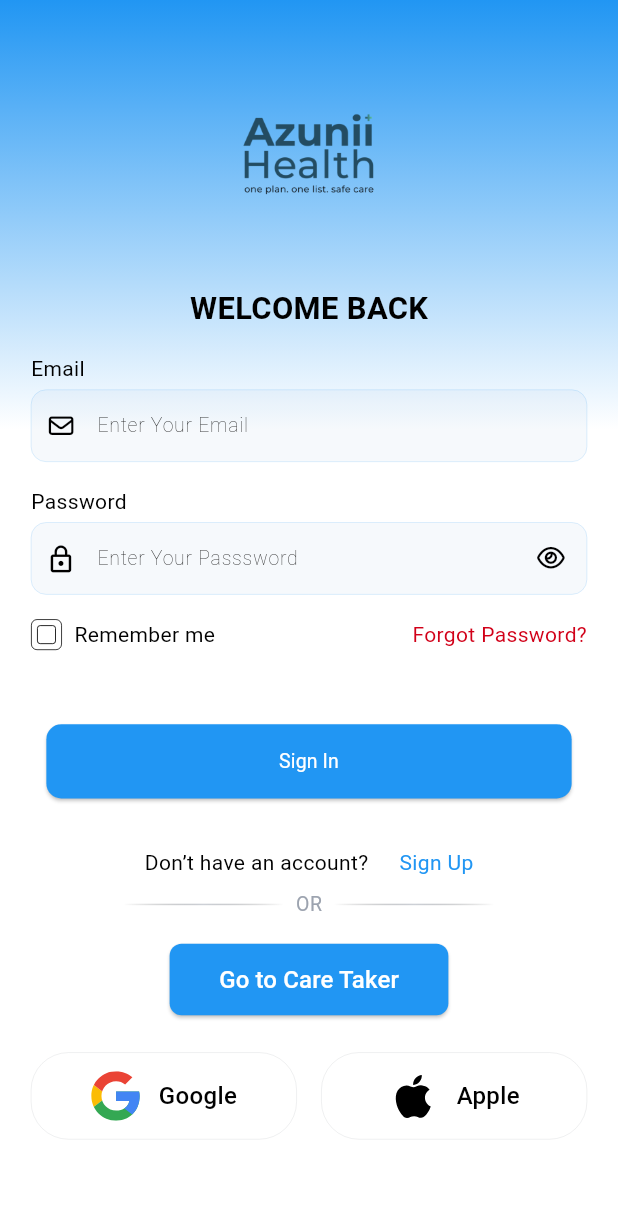
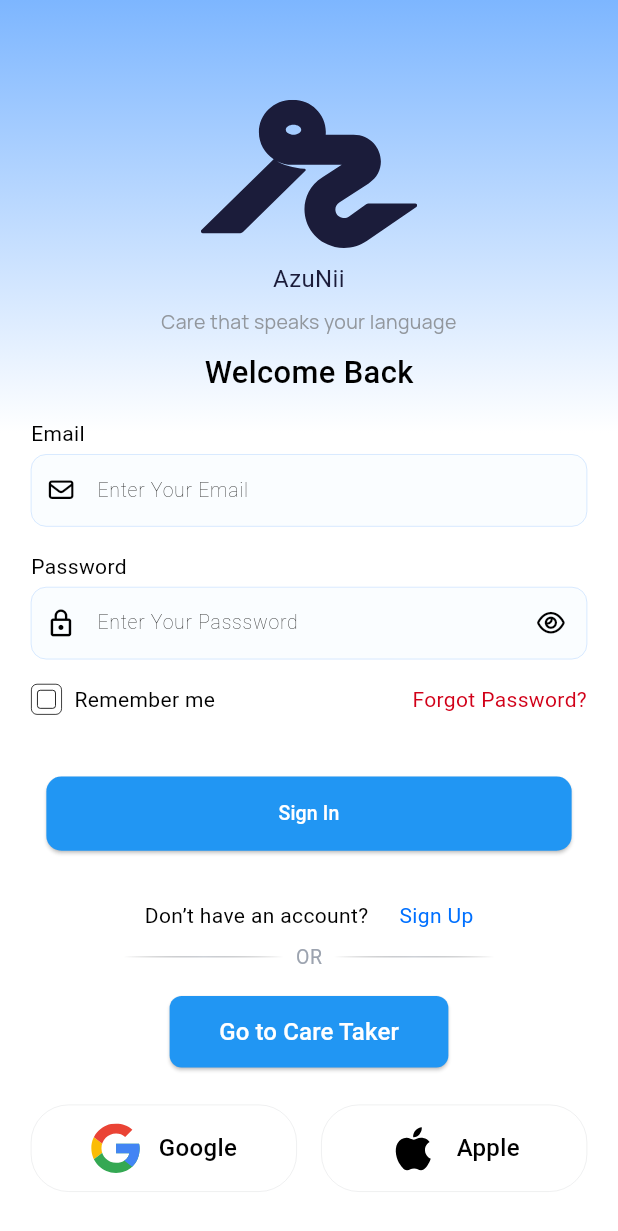
Before and after one commit to Hafiz313/azunii_health_care, a Flutter app: the screen it shows after launch, on a phone screen of 412 x 824 dp. Shown: the top 1231 px of the screen. Run offline on Flutter 3.47's test engine with Material 3 defaults, Android fonts, the phone set to English and light mode, and no system bars; our stand-ins replace flutter_easyloading, flutter_svg, font_awesome_flutter, get, get_storage, google_fonts and 3 more; missing offline and left inert: stylish_dialog; Roboto replaces fonts that are missing (Michroma, Satoshi); project files that could hold a hidden picture were left out.

Commit message:
updated assets and fonts

```diff
--- a/lib/consts/assets.dart
+++ b/lib/consts/assets.dart
@@ -38,4 +38,5 @@ class AppAssets {
   static const String visits = 'assets/svg/visits.svg';
   static const String googleIcon = 'assets/icons/google.svg';
   static const String appleIcon = 'assets/icons/apple.svg';
+  static const String forgetsvg = 'assets/svg/forget.svg';
 }
--- a/lib/consts/colors.dart
+++ b/lib/consts/colors.dart
@@ -1,8 +1,10 @@
 import 'package:flutter/material.dart';
 
 class AppColors {
-  static const Color primary = Colors.blue;
+  static const Color primary = Color(0xFF0070FF);
   static const Color white = Color(0xFFffffff);
+
+  static const Color gradientColor = Color(0xFF7DB6FF);
   static const Color homeBG = Color(0xFFf8f8f8);
   static const Color yellow = Color(0xFFF8E300);
   static const Color primaryLight = Color(0xFF535483);
@@ -28,7 +30,7 @@ class AppColors {
   static const Color deleteColor = Color(0xFFFF605D);
 
   static const Color scaffoldGradiant1 = Color(0xFF202151);
-  static Color cardsColor = Color.fromARGB(184, 77, 128, 187).withOpacity(0.05);
+  static Color cardsColor = Color(0x80A6D4FF).withOpacity(0.05);
   static const Color dialogBackGroundColor = Color(0xFF3D3F75);
 
   // Additional colors for home screen
@@ -42,4 +44,5 @@ class AppColors {
   static const Color lightPurple = Color(0xFFE1BEE7);
   static const Color lightOrange = Color(0xFFFFE0B2);
   static const Color alertRed = Color(0xFFFFEBEE);
+  static const Color darkNavy = Color(0xFF1B1C3A);
 }
--- a/lib/consts/lang.dart
+++ b/lib/consts/lang.dart
@@ -5,7 +5,12 @@ class Lang {
   static const int zero = 0;
 
   //String Constants
-  static const String appName = '';
+  static const String appName = 'AzuNii';
+  static const String appSlang = 'Care that speaks your language';
+  static const String welcomeBack = 'Welcome Back';
+  static const String welcomeyou = 'Welcome you';
+  static const String forgetPassword = 'Forgot Passoword';
+
   static const String email = 'Email';
   static const String splashText =
       'User friendly, simple, easy, few clicks to run payroll';
@@ -150,8 +155,7 @@ class Lang {
   static const String employeeRegisteredEmail = 'Employee Email';
   static const String createNewAccount = 'CREATE NEW ACCOUNT';
   static const String enterOtpCode = 'Enter OTP Code';
-  static const String welcomeBack = 'WELCOME BACK';
-  static const String forgetPassword = 'Forget Password';
+
   static const String restPassword = 'Rest Password';
   static const String signIn = 'Sign In';
   static const String password = 'Password';
@@ -274,19 +278,30 @@ class Lang {
   // FAQ Screen
   static const String faq = 'FAQ';
   static const String faqQuestion1 = 'How do I add a new medical visit?';
-  static const String faqAnswer1 = 'To add a new visit, go to your Dashboard and tap "Add Visit". Then enter your provider\'s name, specialty, date of visit, and any notes or documents. It\'s a good idea to add your visit when you\'re done. Tap "Save". Your visit will appear in your Timeline automatically!';
-  static const String faqQuestion2 = 'How do I create a new AzuNii Health account?';
-  static const String faqAnswer2 = 'You can create a new account by downloading the app and following the registration process. Enter your personal information and verify your email address.';
-  static const String faqQuestion3 = 'Is my health information safe in AzuNii Health?';
-  static const String faqAnswer3 = 'Yes, your health information is protected with industry-standard encryption and security measures. We comply with all healthcare privacy regulations.';
+  static const String faqAnswer1 =
+      'To add a new visit, go to your Dashboard and tap "Add Visit". Then enter your provider\'s name, specialty, date of visit, and any notes or documents. It\'s a good idea to add your visit when you\'re done. Tap "Save". Your visit will appear in your Timeline automatically!';
+  static const String faqQuestion2 =
+      'How do I create a new AzuNii Health account?';
+  static const String faqAnswer2 =
+      'You can create a new account by downloading the app and following the registration process. Enter your personal information and verify your email address.';
+  static const String faqQuestion3 =
+      'Is my health information safe in AzuNii Health?';
+  static const String faqAnswer3 =
+      'Yes, your health information is protected with industry-standard encryption and security measures. We comply with all healthcare privacy regulations.';
   static const String faqQuestion4 = 'How is my data protected?';
-  static const String faqAnswer4 = 'Your data is encrypted both in transit and at rest. We use secure servers and follow strict privacy protocols to ensure your information remains confidential.';
-  static const String faqQuestion5 = 'Can I delete my account and data permanently?';
-  static const String faqAnswer5 = 'Yes, you can permanently delete your account and all associated data through the settings menu. This action cannot be undone.';
-  static const String faqQuestion6 = 'How can I see all my visits and medications in one place?';
-  static const String faqAnswer6 = 'Use the Timeline view to see all your visits and medications chronologically. You can also access the Summary section for a comprehensive overview.';
+  static const String faqAnswer4 =
+      'Your data is encrypted both in transit and at rest. We use secure servers and follow strict privacy protocols to ensure your information remains confidential.';
+  static const String faqQuestion5 =
+      'Can I delete my account and data permanently?';
+  static const String faqAnswer5 =
+      'Yes, you can permanently delete your account and all associated data through the settings menu. This action cannot be undone.';
+  static const String faqQuestion6 =
+      'How can I see all my visits and medications in one place?';
+  static const String faqAnswer6 =
+      'Use the Timeline view to see all your visits and medications chronologically. You can also access the Summary section for a comprehensive overview.';
   static const String faqQuestion7 = 'What is the "Timeline View"?';
-  static const String faqAnswer7 = 'The Timeline View shows all your health events in chronological order, including visits, medications, and important health milestones.';
+  static const String faqAnswer7 =
+      'The Timeline View shows all your health events in chronological order, including visits, medications, and important health milestones.';
 
   // Medication Screen - Additional constants
   static const String paracetamol = 'Paracetamol';
@@ -301,7 +316,8 @@ class Lang {
   static const String writeYourNote = 'Write your Note';
   static const String previousNotes = 'Previous Notes';
   static const String generalHealth = 'General Health';
-  static const String patientReportedFeeling = 'Patient reported feeling more energetic today. Completed morning walk without shortness of breath. Blood pressure reading was 128/62';
+  static const String patientReportedFeeling =
+      'Patient reported feeling more energetic today. Completed morning walk without shortness of breath. Blood pressure reading was 128/62';
   static const String addedBySarahJohnson = 'Added by Sarah Johnson (Spouse)';
 
   // Settings Screen
@@ -328,6 +344,8 @@ class Lang {
   static const String plainLanguageSummary = 'Plain-Language Summary';
 
   static const String pleaseEnterValidEmail = 'Please enter a valid Email';
+  static const String pleaseEnterYourEmail = 'Please enter your email';
+  static const String pleaseEnterCorrectEmail = 'Please enter correct email';
   static const String verifyPassword = 'Verify Password';
   static const String enterYourFullName = 'Enter Your Full Name';
   static const String google = 'Google';
--- a/lib/views/auth/Otp/otp_forget_view.dart
+++ b/lib/views/auth/Otp/otp_forget_view.dart
@@ -7,6 +7,7 @@ import 'package:azunii_health_care/views/widget/text.dart';
 import 'package:flutter/gestures.dart';
 import 'package:flutter/material.dart';
 import 'package:flutter/services.dart';
+import 'package:flutter_svg/flutter_svg.dart';
 import 'package:font_awesome_flutter/font_awesome_flutter.dart';
 import 'package:get/get.dart';
 import '../../../consts/assets.dart';
@@ -32,7 +33,7 @@ class OtpForgetView extends StatelessWidget {
             child: Column(
               children: [
                 SizedBox(height: context.percentHeight * 8.0),
-                Image.asset(AppAssets.logo, width: context.percentWidth * 40.0),
+                SvgPicture.asset(AppAssets.logoMain, width: context.percentWidth * 40.0),
                 Container(
                   margin: EdgeInsets.symmetric(
                     vertical: context.percentHeight * 4.0,
--- a/lib/views/auth/Otp/otp_signup_view.dart
+++ b/lib/views/auth/Otp/otp_signup_view.dart
@@ -7,6 +7,7 @@ import 'package:azunii_health_care/views/widget/text.dart';
 import 'package:flutter/gestures.dart';
 import 'package:flutter/material.dart';
 import 'package:flutter/services.dart';
+import 'package:flutter_svg/flutter_svg.dart';
 import 'package:font_awesome_flutter/font_awesome_flutter.dart';
 import 'package:get/get.dart';
 import '../../../consts/assets.dart';
@@ -35,8 +36,8 @@ class OtpSignUpView extends StatelessWidget {
             child: Column(
               children: [
                 SizedBox(height: context.percentHeight * 8.0),
-                Image.asset(
-                  AppAssets.logo,
+                SvgPicture.asset(
+                  AppAssets.logoMain,
                   width: context.percentWidth * 40.0,
                 ),
                 Container(
--- a/lib/views/auth/Otp/otp_view.dart
+++ b/lib/views/auth/Otp/otp_view.dart
@@ -6,6 +6,7 @@ import 'package:azunii_health_care/views/widget/text.dart';
 import 'package:flutter/gestures.dart';
 import 'package:flutter/material.dart';
 import 'package:flutter/services.dart';
+import 'package:flutter_svg/flutter_svg.dart';
 import 'package:font_awesome_flutter/font_awesome_flutter.dart';
 import 'package:get/get.dart';
 import '../../../consts/assets.dart';
@@ -34,7 +35,7 @@ class OtpView extends StatelessWidget {
             child: Column(
               children: [
                 SizedBox(height: context.percentHeight * 8.0),
-                Image.asset(AppAssets.logo, width: context.percentWidth * 40.0),
+                SvgPicture.asset(AppAssets.logoMain, width: context.percentWidth * 40.0),
                 Container(
                   margin: EdgeInsets.symmetric(
                     vertical: context.percentHeight * 4.0,
--- a/lib/views/auth/login/login_view.dart
+++ b/lib/views/auth/login/login_view.dart
@@ -6,6 +6,7 @@ import 'package:azunii_health_care/views/auth/login/login_widgets.dart';
 import 'package:azunii_health_care/views/auth/sing_up/signup_view.dart';
 import 'package:flutter/material.dart';
 import 'package:get/get.dart';
+import 'package:google_fonts/google_fonts.dart';
 import 'dart:io';
 import 'package:local_auth/local_auth.dart';
 import '../../../consts/colors.dart';
@@ -30,27 +31,27 @@ class _LoginViewState extends State<LoginView> {
   @override
   void initState() {
     super.initState();
-    _checkBiometrics();
+    //  _checkBiometrics();
   }
 
-  Future<void> _checkBiometrics() async {
-    try {
-      bool canCheck = await auth.canCheckBiometrics;
-      List<BiometricType> available = await auth.getAvailableBiometrics();
-      if (mounted) {
-        setState(() {
-          _showFingerprint =
-              canCheck && available.contains(BiometricType.fingerprint);
-          _showFace = canCheck && available.contains(BiometricType.face);
-        });
-      }
-    } catch (e) {
-      setState(() {
-        _showFingerprint = false;
-        _showFace = false;
-      });
-    }
-  }
+  // Future<void> _checkBiometrics() async {
+  //   try {
+  //     bool canCheck = await auth.canCheckBiometrics;
+  //     List<BiometricType> available = await auth.getAvailableBiometrics();
+  //     if (mounted) {
+  //       setState(() {
+  //         _showFingerprint =
+  //             canCheck && available.contains(BiometricType.fingerprint);
+  //         _showFace = canCheck && available.contains(BiometricType.face);
+  //       });
+  //     }
+  //   } catch (e) {
+  //     setState(() {
+  //       _showFingerprint = false;
+  //       _showFace = false;
+  //     });
+  //   }
+  // }
 
   Future<void> _authenticateAndLogin(BuildContext context) async {
     try {
@@ -90,8 +91,11 @@ class _LoginViewState extends State<LoginView> {
           child: Column(
             crossAxisAlignment: CrossAxisAlignment.center,
             children: [
+              SizedBox(
+                height: context.screenHeight * 0.03,
+              ),
               LoginWidgets.buildLogo(context),
-              SizedBox(height: context.percentHeight * 3.0),
+              SizedBox(height: context.percentHeight * 1.0),
               _buildFormContainer(context),
               SizedBox(
                 height: context.percentHeight * 2.0,
@@ -116,9 +120,9 @@ class _LoginViewState extends State<LoginView> {
         child: Column(children: [
           Text(
             Lang.welcomeBack,
-            style: TextStyle(
+            style: GoogleFonts.michroma(
               fontSize: context.percentHeight * 2.5,
-              fontWeight: FontWeight.bold,
+              fontWeight: FontWeight.w500,
               color: AppColors.blackColor,
             ),
           ),
@@ -138,48 +142,48 @@ class _LoginViewState extends State<LoginView> {
                     SizedBox(height: context.percentHeight * 2.0),
                     // Biometric login button
                     // if (Platform.isAndroid)
-                    if (Platform.isAndroid && _showFingerprint)
-                      Column(
-                        children: [
-                          Icon(Icons.fingerprint,
-                              size: context.percentHeight * 5,
-                              color: AppColors.primary),
-                          SizedBox(height: context.percentHeight * 1),
-                          GestureDetector(
-                            onTap: () => _authenticateAndLogin(context),
-                            child: const Text(
-                              'Login with Fingerprint',
-                              style: TextStyle(
-                                fontWeight: FontWeight.bold,
-                                color: AppColors.primary,
-                              ),
-                            ),
-                          ),
-                          SizedBox(height: context.percentHeight * 2.0),
-                        ],
-                      ),
+                    // if (Platform.isAndroid && _showFingerprint)
+                    //   Column(
+                    //     children: [
+                    //       Icon(Icons.fingerprint,
+                    //           size: context.percentHeight * 5,
+                    //           color: AppColors.primary),
+                    //       SizedBox(height: context.percentHeight * 1),
+                    //       // GestureDetector(
+                    //       //   onTap: () => _authenticateAndLogin(context),
+                    //       //   child: const Text(
+                    //       //     'Login with Fingerprint',
+                    //       //     style: TextStyle(
+                    //       //       fontWeight: FontWeight.bold,
+                    //       //       color: AppColors.primary,
+                    //       //     ),
+                    //       //   ),
+                    //       // ),
+                    //       SizedBox(height: context.percentHeight * 2.0),
+                    //     ],
+                    //   ),
                     // if (Platform.isIOS)
-                    if (Platform.isIOS && _showFace)
-                      Column(
-                        children: [
-                          Icon(Icons.face_6,
-                              size: context.percentHeight * 5,
-                              color: AppColors.primary),
-                          SizedBox(height: context.percentHeight * 1),
-                          GestureDetector(
-                            onTap: () => _authenticateAndLogin(context),
-                            child: const Text(
-                              'Login with Face Recognition',
-                              style: TextStyle(
-                                fontWeight: FontWeight.bold,
-                                color: AppColors.primary,
-                              ),
-                            ),
-                          ),
-                          SizedBox(height: context.percentHeight * 2.0),
-                        ],
-                      ),
-                    SizedBox(height: context.percentHeight * 4),
+                    // if (Platform.isIOS && _showFace)
+                    //   Column(
+                    //     children: [
+                    //       Icon(Icons.face_6,
+                    //           size: context.percentHeight * 5,
+                    //           color: AppColors.primary),
+                    //       SizedBox(height: context.percentHeight * 1),
+                    //       GestureDetector(
+                    //         onTap: () => _authenticateAndLogin(context),
+                    //         child: const Text(
+                    //           'Login with Face Recognition',
+                    //           style: TextStyle(
+                    //             fontWeight: FontWeight.bold,
+                    //             color: AppColors.primary,
+                    //           ),
+                    //         ),
+                    //       ),
+                    //       SizedBox(height: context.percentHeight * 2.0),
+                    //     ],
+                    //   ),
+                    SizedBox(height: context.percentHeight * 3),
                     LoginWidgets.buildLoginButton(context,
                         onPress: () => controller.login(context)),
                     SizedBox(height: context.percentHeight * 4.0),
--- a/lib/views/auth/login/login_widgets.dart
+++ b/lib/views/auth/login/login_widgets.dart
@@ -1,7 +1,9 @@
 import 'package:azunii_health_care/networking/api_provider.dart';
 import 'package:azunii_health_care/utils/percentage_size_ext.dart';
 import 'package:azunii_health_care/views/auth/forget/froget_view.dart';
+import 'package:azunii_health_care/views/widget/Common_widgets/logo_widget.dart';
 import 'package:flutter/material.dart';
+import 'package:flutter_svg/flutter_svg.dart';
 import 'package:font_awesome_flutter/font_awesome_flutter.dart';
 import 'package:get/get.dart';
 import '../../../consts/assets.dart';
@@ -16,11 +18,7 @@ import 'controller/login_controller.dart';
 
 class LoginWidgets {
   static Widget buildLogo(BuildContext context) {
-    return Image.asset(
-      AppAssets.logo,
-      width: context.percentWidth * 40.0,
-      height: context.percentHeight * 15.0,
-    );
+    return LogoWidget();
   }
 
   static Widget buildEmailField(
@@ -36,8 +34,8 @@ class LoginWidgets {
         size: context.percentHeight * 2.0,
       ),
       validator: (String? val) {
-        if (val!.isEmpty) return Lang.enterYourEmail;
-        if (!emailExp.hasMatch(val)) return Lang.enterYourEmail;
+        if (val!.isEmpty) return Lang.pleaseEnterYourEmail;
+        if (!emailExp.hasMatch(val)) return Lang.pleaseEnterCorrectEmail;
         return null;
       },
     );
--- a/lib/views/base_view/base_scaffold.dart
+++ b/lib/views/base_view/base_scaffold.dart
@@ -93,7 +93,7 @@ class _BaseScaffoldState extends State<BaseScaffold> {
         onPointerUp: (_) => _inactivityService.resetTimer(),
         child: Scaffold(
             key: _scaffoldKey,
-            backgroundColor: widget.backgroundColor ?? AppColors.primary,
+            backgroundColor: widget.backgroundColor ?? AppColors.gradientColor,
             resizeToAvoidBottomInset: true,
             appBar: PreferredSize(
               preferredSize: const Size.fromHeight(
--- a/lib/views/base_view/base_scaffold_auth.dart
+++ b/lib/views/base_view/base_scaffold_auth.dart
@@ -60,7 +60,7 @@ class _BaseScaffoldAuthState extends State<BaseScaffoldAuth> {
                       end: Alignment.bottomCenter,
                       stops: const [0.0, 0.35],
                       colors: [
-                        widget.backgroundColor ?? AppColors.primary,
+                        widget.backgroundColor ?? AppColors.gradientColor,
                         Colors.white,
                       ],
                     ),
--- /dev/null
+++ b/lib/views/widget/Common_widgets/logo_widget.dart
@@ -0,0 +1,55 @@
+import 'package:flutter/material.dart';
+import 'package:flutter_svg/flutter_svg.dart';
+import 'package:google_fonts/google_fonts.dart';
+import '../../../consts/assets.dart';
+import '../../../consts/colors.dart';
+import '../../../consts/lang.dart';
+import '../../../utils/percentage_size_ext.dart';
+
+class LogoWidget extends StatelessWidget {
+  final double? height;
+  final double? width;
+
+  const LogoWidget({
+    super.key,
+    this.height,
+    this.width,
+  });
+
+  @override
+  Widget build(BuildContext context) {
+    return Container(
+      height: height,
+      width: width,
+      child: Center(
+        child: Column(
+          mainAxisSize: MainAxisSize.min,
+          children: [
+            SizedBox(
+              width: context.percentWidth * 35.0,
+              child: SvgPicture.asset(AppAssets.logoMain),
+            ),
+            SizedBox(height: context.percentHeight * 1.0),
+            Text(
+              Lang.appName,
+              style: GoogleFonts.michroma(
+                color: AppColors.darkNavy,
+                fontSize: 16,
+              ),
+              textAlign: TextAlign.center,
+            ),
+            SizedBox(height: context.percentHeight * 1.0),
+            Text(
+              Lang.appSlang,
+              style: GoogleFonts.manrope(
+                color: AppColors.textColor,
+                fontSize: 13,
+              ),
+              textAlign: TextAlign.center,
+            ),
+          ],
+        ),
+      ),
+    );
+  }
+}
--- a/lib/views/widget/buttons.dart
+++ b/lib/views/widget/buttons.dart
@@ -43,7 +43,7 @@ class AppElevatedButton extends StatelessWidget {
           padding: const EdgeInsets.symmetric(vertical: 4.0),
           child: subText5(
             fontSize: fontSize ?? 13,
-            fontWeight: FontWeight.w400,
+            fontWeight: FontWeight.w500,
             title,
             color: textColor ?? AppColors.white,
           ),
```
Also changed, not shown: lib/views/auth/forget/froget_view.dart (+16 -6 lines), lib/views/auth/sing_up/signup_view.dart (+26 -8 lines), lib/views/auth/splash_view.dart (+5 -13 lines), assets/images/forget.png (renamed from assets/images/Group 125.png), assets/svg/forget.svg (added).
